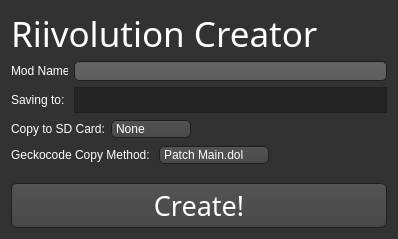
Above: Riivolution.ui from BenjaminHalko/WiiMusicEditorPlus before the change. Below: the same form after it.
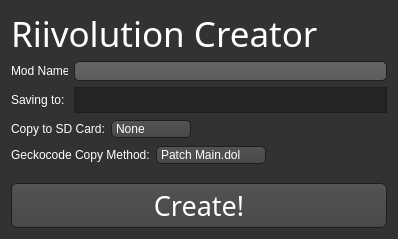
That is the form after the change. Icons and pictures are not drawn.

The edit to the form file:
```diff
--- a/Riivolution.ui
+++ b/Riivolution.ui
@@ -661,7 +661,7 @@
      <item>
       <widget class="QLabel" name="GeckocodeLabel">
        <property name="text">
-        <string>Geckocode Copy Method: </string>
+        <string>Geckocode Copy Method:</string>
        </property>
       </widget>
      </item>
```
Left out of the diff: 4 changed lines with no effect on the pictures.
